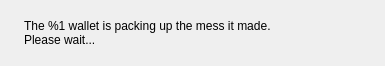
The window that src/gui/ui/exitwidget.ui (Nephatiu/Ncoin-Wallet) describes before a commit, drawn with Qt 5.
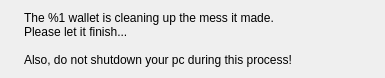
The same window after the commit. Icons and pictures are not drawn.

What changed in the file:
```diff
--- a/src/gui/ui/exitwidget.ui
+++ b/src/gui/ui/exitwidget.ui
@@ -7,7 +7,7 @@
     <x>0</x>
     <y>0</y>
     <width>385</width>
-    <height>66</height>
+    <height>72</height>
    </rect>
   </property>
   <property name="windowTitle">
@@ -24,8 +24,10 @@
    <item>
     <widget class="QLabel" name="m_label">
      <property name="text">
-      <string>The %1 wallet is packing up the mess it made.
-Please wait...</string>
+      <string>The %1 wallet is cleaning up the mess it made.
+Please let it finish...
+
+Also, do not shutdown your pc during this process!</string>
      </property>
     </widget>
    </item>
```
Left out of the diff: 4 changed lines with no effect on the pictures.
